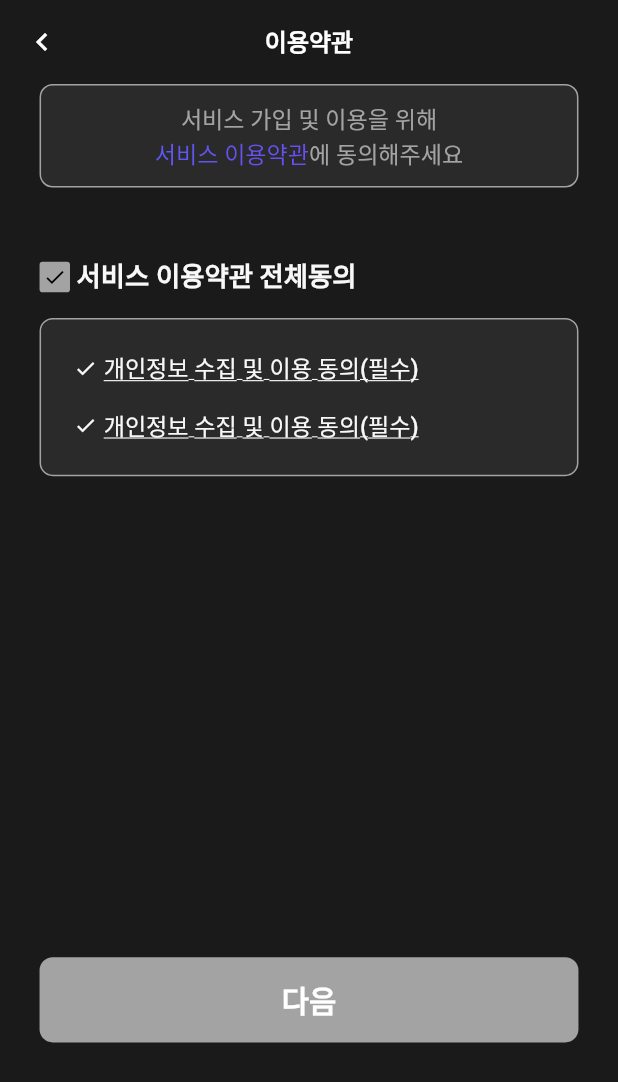
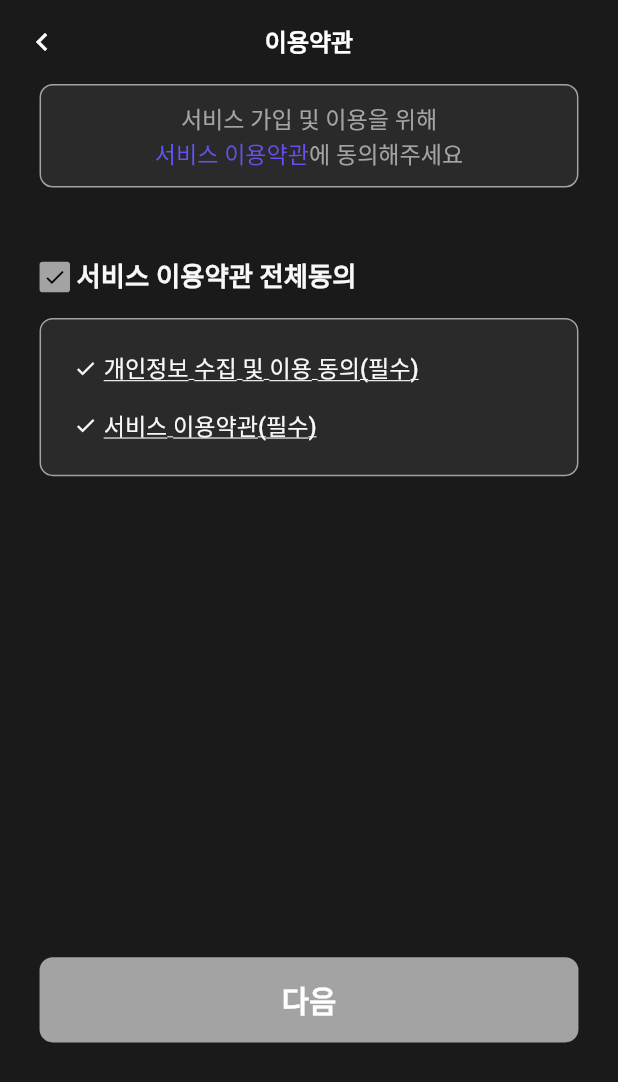
Before and after one commit to Club-PARD/PARD_APP, a Flutter app: the TosView screen opened by its route, on a phone screen of 412 x 824 dp. Shown: the top 1082 px of the screen. Run offline on Flutter 3.47's test engine with Material 2 defaults, Android fonts, the light colour scheme and no system bars; our stand-ins replace cloud_firestore, device_info_plus, firebase_auth, firebase_core, flutter_screenutil, get and 2 more; missing offline and left inert: qr_code_scanner; accounts and stored records are empty; network calls fail; Roboto replaces fonts that are missing (Pretendard).

Commit message:
5
뒤로가기 버튼 방지 WillPopScope 적용(signin_view, tos_view, number_auth_view), 키보드 다른 곳 탭했을 때, 내려가도록 설정(verification_textfield, number_auth_view)

```diff
--- a/lib/Views/signin_view.dart
+++ b/lib/Views/signin_view.dart
@@ -15,7 +15,9 @@ class SignInView extends StatelessWidget {
 
     _authController.checkPreviousLogin();
 
-    return Scaffold(
+    return WillPopScope(
+      onWillPop: () async => false,
+      child: Scaffold(
         backgroundColor: Theme.of(context).colorScheme.background,
         body: Center(
           child: Column(
@@ -86,6 +88,7 @@ class SignInView extends StatelessWidget {
             ],
           ),
         ),
+      ),
     );
   }
 }
--- a/lib/Views/tos_view.dart
+++ b/lib/Views/tos_view.dart
@@ -13,7 +13,9 @@ class TosView extends StatelessWidget {
   Widget build(BuildContext context) {
     final AuthController authController = Get.put(AuthController());
 
-    return Scaffold(
+    return WillPopScope(
+      onWillPop: () async => false,
+      child: Scaffold(
           resizeToAvoidBottomInset: false,
           backgroundColor: Theme.of(context).colorScheme.background,
           appBar: PardAppBar('이용약관'),
@@ -53,7 +55,7 @@ class TosView extends StatelessWidget {
                   TosAgreement(
                       '개인정보 수집 및 이용 동의(필수)',
                       'https://pardhgu.notion.site/Pard-APP-fbccc11671d14b4d8012dd999eff7f93?pvs=4',
-                    '개인정보 수집 및 이용 동의(필수)',
+                      '서비스 이용약관(필수)',
                       'https://pardhgu.notion.site/Pard-APP-18c93fe8a2c648009e17d1ab294a4fa9?pvs=4'),
                   SizedBox(
                     height: 316.h,
@@ -62,6 +64,7 @@ class TosView extends StatelessWidget {
                 ],
               ),
             ),
-        ));
+          )),
+    );
   }
 }
--- a/lib/component/verification_textfield.dart
+++ b/lib/component/verification_textfield.dart
@@ -4,10 +4,12 @@ import 'package:flutter_screenutil/flutter_screenutil.dart';
 import 'package:pard_app/utilities/color_style.dart';
 
 class VerificationTextField extends StatelessWidget {
+  final FocusNode textFocus;
   final dynamic controller;
   final String hint;
   final PhoneNumberFormatter? formatter;
   VerificationTextField(
+    this.textFocus,
     this.controller,
     this.hint, {
     this.formatter,
@@ -19,6 +21,7 @@ class VerificationTextField extends StatelessWidget {
       width: 211.w,
       height: 48.h,
       child: TextFormField(
+        focusNode: textFocus,
         onChanged: (value) {
           formatter != null
               ? controller.phoneTextFormField.value = value
```
Also changed, not shown: lib/Views/number_auth_view.dart (+51 -20 lines), 1 other file. Lines whose indentation alone changed are shown as unchanged.
